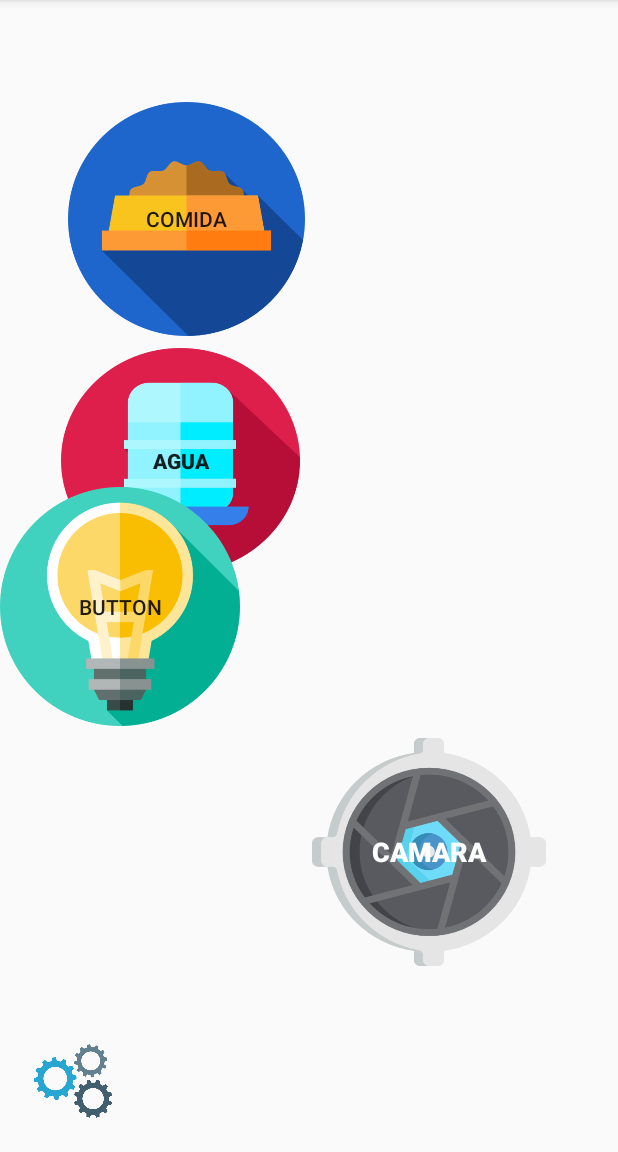
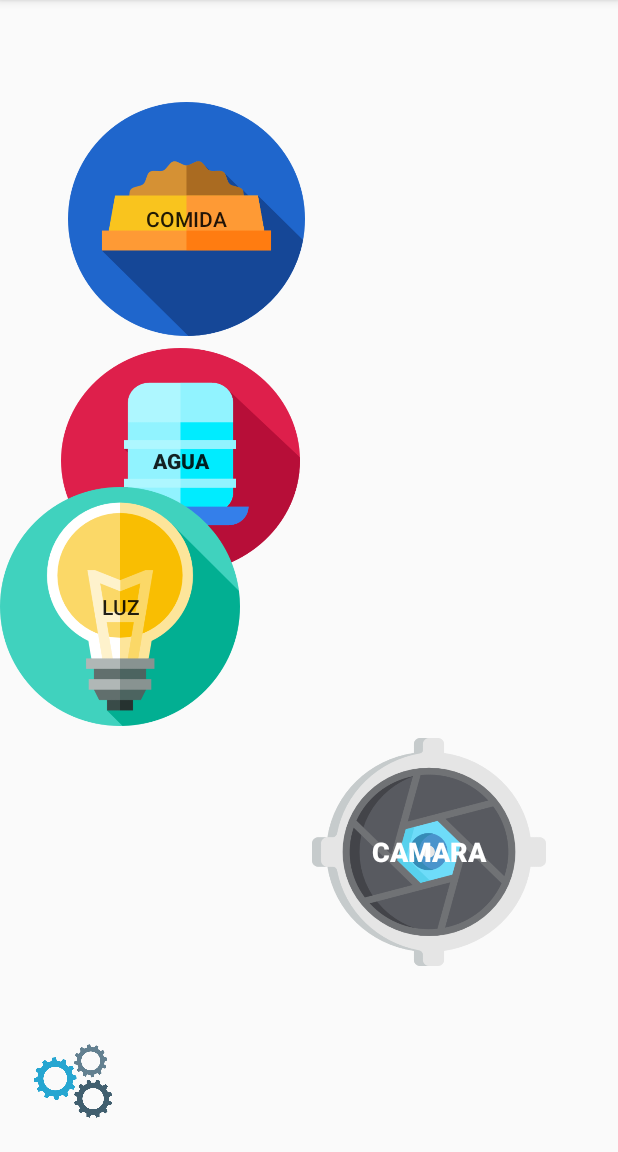
Before and after one commit to kersha38/proyectoMovil, an Android app: the screen it shows after launch (MenuActivity), on a phone screen of 412 x 824 dp, the part 84-1236 px from its top. Run offline under Robolectric (Android 15) with nearby library versions, the phone set to English and light mode, and no system bars.

Commit message:
disparar activities

```diff
--- a/app/src/main/java/com/example/carlos/proyectomascotas/CamaraActivity.java
+++ b/app/src/main/java/com/example/carlos/proyectomascotas/CamaraActivity.java
@@ -9,6 +9,5 @@ public class CamaraActivity extends AppCompatActivity {
     protected void onCreate(Bundle savedInstanceState) {
         super.onCreate(savedInstanceState);
         setContentView(R.layout.activity_camara);
-
     }
 }
--- a/app/src/main/res/layout/activity_menu.xml
+++ b/app/src/main/res/layout/activity_menu.xml
@@ -24,7 +24,7 @@
         app:layout_constraintTop_toTopOf="parent" />
 
     <Button
-        android:id="@+id/button2"
+        android:id="@+id/buttonActAgua"
         android:layout_width="159dp"
         android:layout_height="150dp"
         android:layout_marginBottom="8dp"
@@ -55,13 +55,14 @@
         android:layout_marginStart="8dp"
         android:background="@drawable/obturador"
         android:text="Camara"
+        android:onClick="irACamara"
         android:textColor="@android:color/background_light"
         android:textSize="18sp"
         android:textStyle="bold"
         app:layout_constraintBottom_toBottomOf="parent"
         app:layout_constraintEnd_toEndOf="parent"
         app:layout_constraintHorizontal_bias="0.0"
-        app:layout_constraintStart_toEndOf="@+id/button2" />
+        app:layout_constraintStart_toEndOf="@+id/buttonActAgua" />
 
     <Button
         android:id="@+id/buttonActLuz"
@@ -70,11 +71,13 @@
         android:layout_marginBottom="8dp"
         android:layout_marginTop="8dp"
         android:background="@drawable/apagado"
-        android:text="Button"
+        android:text="LUZ"
+        android:onClick="irALuz"
         app:layout_constraintBottom_toTopOf="@+id/buttonActCamara"
         app:layout_constraintTop_toTopOf="parent"
         app:layout_constraintVertical_bias="1.0"
-        tools:layout_editor_absoluteX="204dp" />
+        tools:layout_editor_absoluteX="204dp"
+        tools:ignore="MissingConstraints" />
 
     <ImageView
         android:id="@+id/imageView"
@@ -92,6 +95,7 @@
         app:layout_constraintStart_toStartOf="parent"
         app:layout_constraintTop_toTopOf="parent"
         app:layout_constraintVertical_bias="0.981"
-        app:srcCompat="@drawable/ajustes" />
+        app:srcCompat="@drawable/ajustes"
+        android:onClick="irAPersonalizacion"/>
 
 </android.support.constraint.ConstraintLayout>
```
Also changed, not shown: app/src/main/java/com/example/carlos/proyectomascotas/MenuActivity.java (+15 -0 lines).
